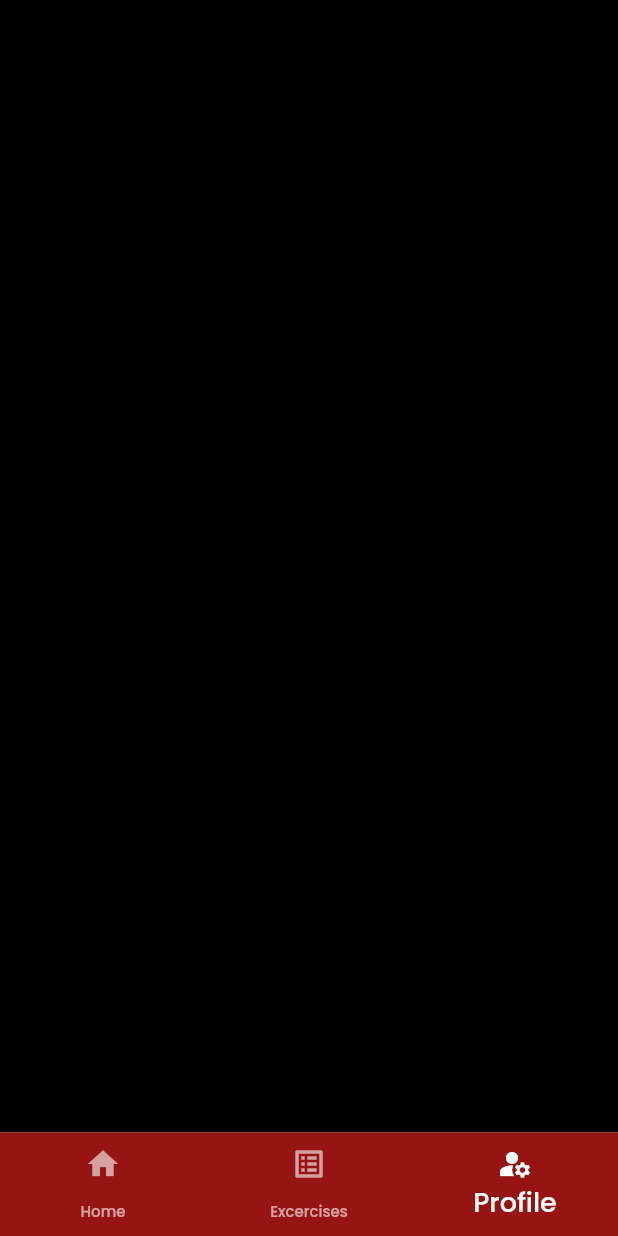
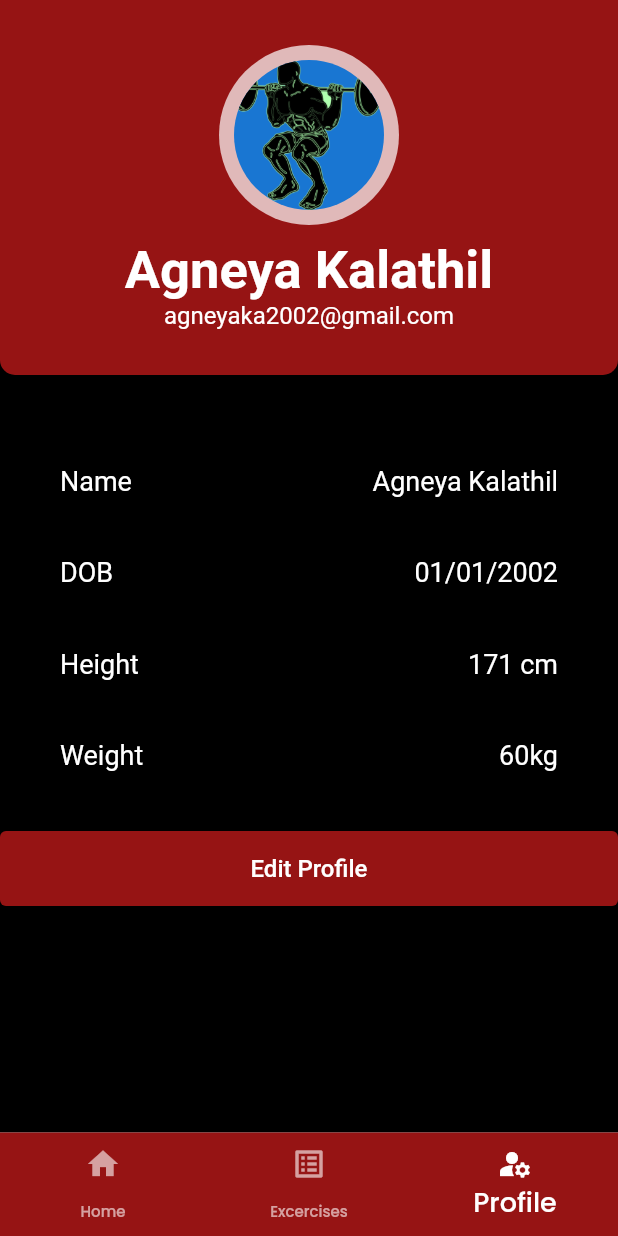
Before and after one commit to ACM-VIT/muscle_magic, a Flutter app: the screen it shows after launch, item 3 of the bottom bar chosen, on a phone screen of 412 x 824 dp. Run offline on Flutter 3.47's test engine with Material 2 defaults, Android fonts, the phone set to English and light mode, and no system bars.

Commit message:
ProfileScreen Added

```diff
--- a/lib/screens/profile_screen.dart
+++ b/lib/screens/profile_screen.dart
@@ -5,8 +5,116 @@ class ProfileScreen extends StatelessWidget {
 
   @override
   Widget build(BuildContext context) {
-    return Scaffold(
-      backgroundColor: Colors.black,
+    return SafeArea(
+      child: Scaffold(
+        backgroundColor: Colors.black,
+        body: Column(
+          children: [
+            Container(
+              height: 250,
+              decoration: const BoxDecoration(
+                  color: Color(0xFF961414),
+                  borderRadius: BorderRadius.only(
+                      bottomLeft: Radius.circular(10),
+                      bottomRight: Radius.circular(10))),
+              child: Column(
+                crossAxisAlignment: CrossAxisAlignment.center,
+                mainAxisAlignment: MainAxisAlignment.center,
+                children: const [
+                  Center(
+                    child: CircleAvatar(
+                      backgroundColor: Colors.white70,
+                      minRadius: 60.0,
+                      child: CircleAvatar(
+                        radius: 50.0,
+                        backgroundImage: AssetImage('assets/squat.png'),
+                      ),
+                    ),
+                  ),
+                  SizedBox(
+                    height: 10,
+                  ),
+                  Text(
+                    'Agneya Kalathil',
+                    style: TextStyle(
+                      fontSize: 35,
+                      fontWeight: FontWeight.bold,
+                      color: Colors.white,
+                    ),
+                  ),
+                  Text(
+                    'agneyaka2002@gmail.com',
+                    style: TextStyle(
+                      color: Colors.white,
+                      fontSize: 16,
+                    ),
+                  ),
+                ],
+              ),
+            ),
+            const SizedBox(
+              height: 20,
+            ),
+            Container(
+              padding: const EdgeInsets.all(20),
+              child: SingleChildScrollView(
+                child: Column(
+                  children: const [
+                    ProfileInfo(feature: "Name", value: "Agneya Kalathil"),
+                    ProfileInfo(feature: "DOB", value: "01/01/2002"),
+                    ProfileInfo(feature: "Height", value: "171 cm"),
+                    ProfileInfo(feature: "Weight", value: "60kg"),
+                  ],
+                ),
+              ),
+            ),
+
+            ElevatedButton(
+              onPressed: () {},
+              style: ElevatedButton.styleFrom(
+                  elevation: 20,
+                  minimumSize: const Size.fromHeight(50),
+
+                  primary: const Color(0xFF961414)),
+              child: const Center(
+                child: Text(
+                  'Edit Profile',
+                  style: TextStyle(
+                    color: Colors.white,
+                    fontSize: 16,
+                  ),
+                ),
+              ),
+            )
+          ],
+        ),
+      ),
     );
   }
 }
+
+class ProfileInfo extends StatelessWidget {
+  final String feature;
+  final String value;
+  const ProfileInfo({super.key, required this.feature, required this.value});
+
+  @override
+  Widget build(BuildContext context) {
+    return Container(
+      padding: const EdgeInsets.all(20),
+      child: Row(
+        children: [
+          Text(
+            feature,
+            style: const TextStyle(color: Colors.white, fontSize: 18),
+          ),
+          Spacer(),
+          Text(
+            value,
+            style: const TextStyle(color: Colors.white, fontSize: 18),
+          ),
+        ],
+      ),
+    );
+  }
+}
```
Also changed, not shown: pubspec.lock.
